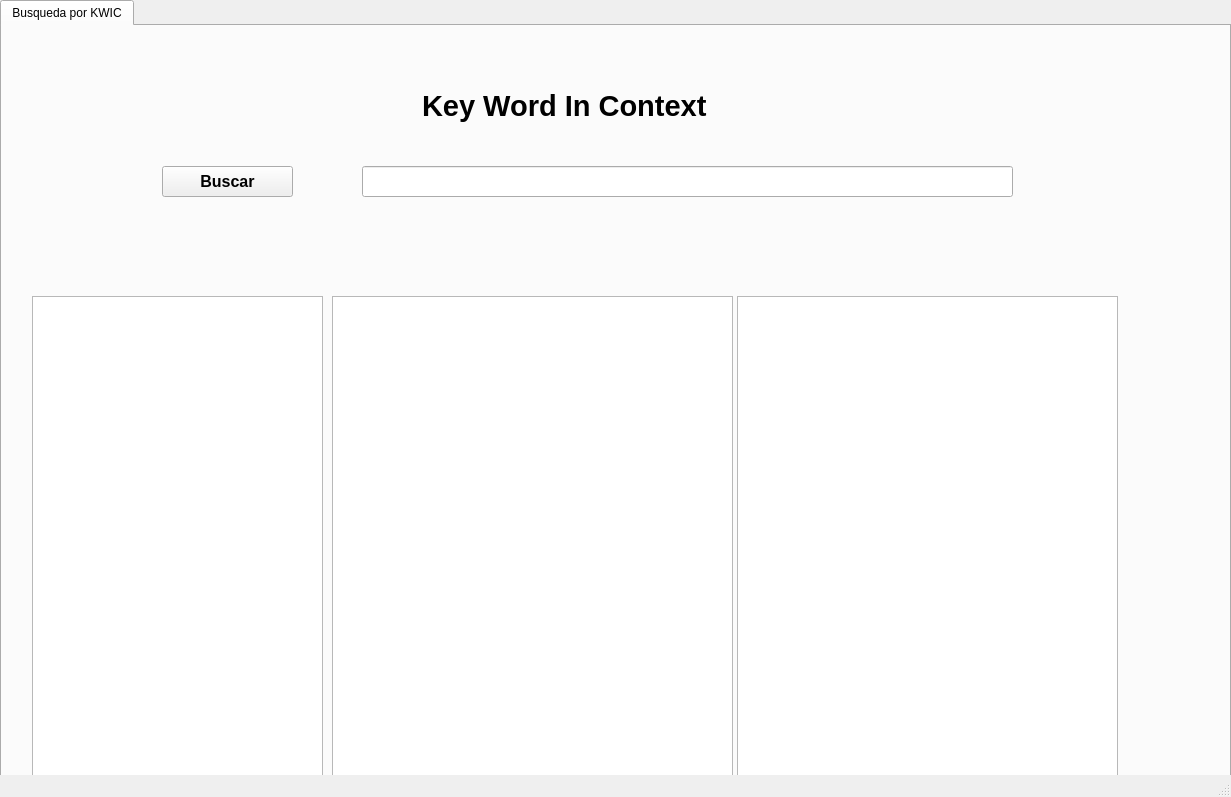
AlejoErwin/Proyecto-KWIC, file frontend.ui: the form before one commit.
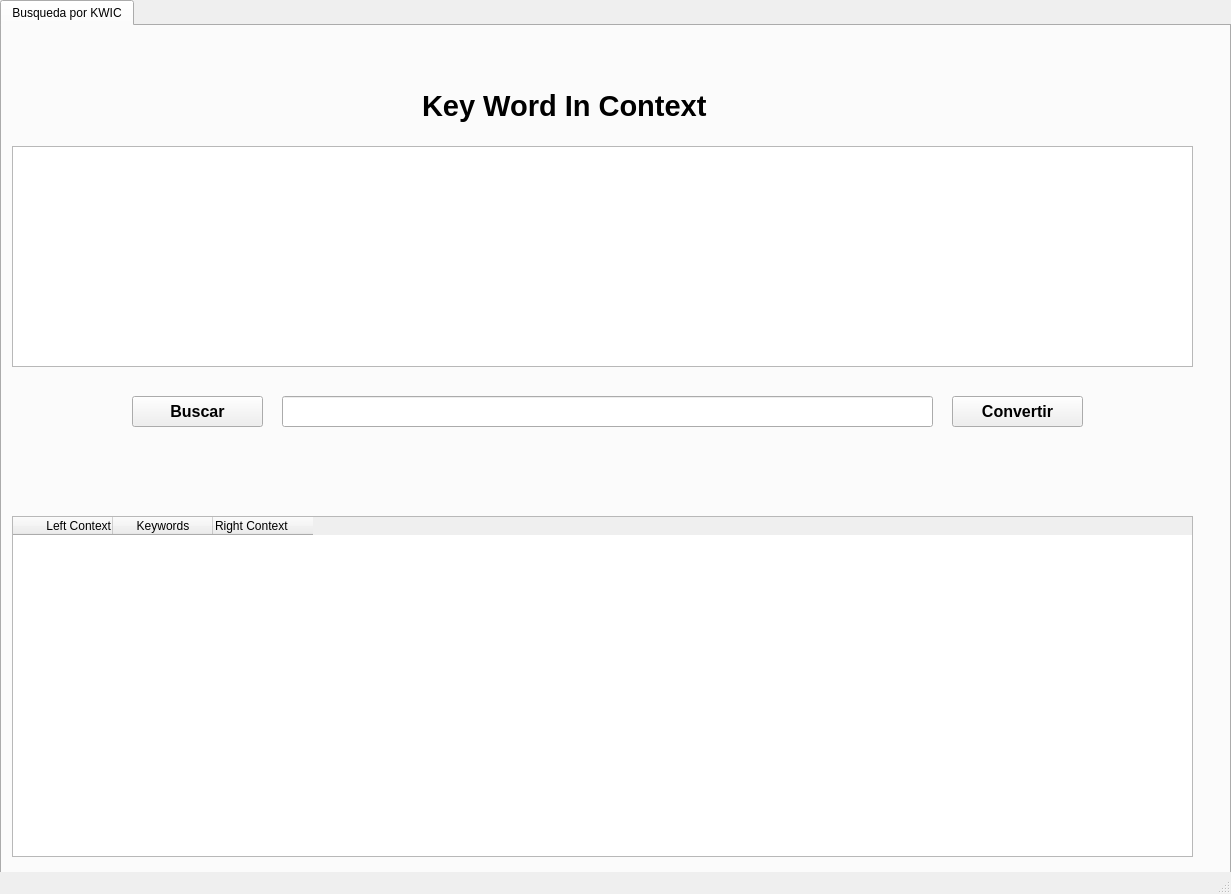
The form after the commit. Icons and pictures are not drawn.

Commit message: se logro insertar la busqueda y convertir de Kwic

Patch:
```diff
--- a/frontend.ui
+++ b/frontend.ui
@@ -7,7 +7,7 @@
     <x>0</x>
     <y>0</y>
     <width>1231</width>
-    <height>797</height>
+    <height>894</height>
    </rect>
   </property>
   <property name="windowTitle">
@@ -20,7 +20,7 @@
       <x>0</x>
       <y>0</y>
       <width>1231</width>
-      <height>801</height>
+      <height>891</height>
      </rect>
     </property>
     <property name="currentIndex">
@@ -30,11 +30,11 @@
      <attribute name="title">
       <string>Busqueda por KWIC</string>
      </attribute>
-     <widget class="QPushButton" name="boton_buscar">
+     <widget class="QPushButton" name="boton_convertir">
       <property name="geometry">
        <rect>
-        <x>160</x>
-        <y>140</y>
+        <x>950</x>
+        <y>370</y>
         <width>131</width>
         <height>31</height>
        </rect>
@@ -47,14 +47,14 @@
        </font>
       </property>
       <property name="text">
-       <string>Buscar</string>
+       <string>Convertir</string>
       </property>
      </widget>
      <widget class="QLineEdit" name="dato_buscador">
       <property name="geometry">
        <rect>
-        <x>360</x>
-        <y>140</y>
+        <x>280</x>
+        <y>370</y>
         <width>651</width>
         <height>31</height>
        </rect>
@@ -110,37 +110,68 @@
        <string/>
       </property>
      </widget>
-     <widget class="QListView" name="listView">
-      <property name="geometry">
-       <rect>
-        <x>330</x>
-        <y>270</y>
-        <width>401</width>
-        <height>481</height>
-       </rect>
-      </property>
-     </widget>
-     <widget class="QUndoView" name="undoView">
-      <property name="geometry">
-       <rect>
-        <x>30</x>
-        <y>270</y>
-        <width>291</width>
-        <height>481</height>
-       </rect>
-      </property>
-     </widget>
      <widget class="QListWidget" name="listWidget">
       <property name="geometry">
        <rect>
-        <x>735</x>
-        <y>270</y>
-        <width>381</width>
-        <height>481</height>
+        <x>10</x>
+        <y>120</y>
+        <width>1181</width>
+        <height>221</height>
        </rect>
       </property>
      </widget>
-     <zorder>boton_buscar</zorder>
+     <widget class="QTableWidget" name="tableWidget">
+      <property name="geometry">
+       <rect>
+        <x>10</x>
+        <y>490</y>
+        <width>1181</width>
+        <height>341</height>
+       </rect>
+      </property>
+      <column>
+       <property name="text">
+        <string>Left Context</string>
+       </property>
+       <property name="textAlignment">
+        <set>AlignTrailing|AlignVCenter</set>
+       </property>
+      </column>
+      <column>
+       <property name="text">
+        <string>Keywords</string>
+       </property>
+      </column>
+      <column>
+       <property name="text">
+        <string>Right Context</string>
+       </property>
+       <property name="textAlignment">
+        <set>AlignLeading|AlignVCenter</set>
+       </property>
+      </column>
+     </widget>
+     <widget class="QPushButton" name="boton_buscar">
+      <property name="geometry">
+       <rect>
+        <x>130</x>
+        <y>370</y>
+        <width>131</width>
+        <height>31</height>
+       </rect>
+      </property>
+      <property name="font">
+       <font>
+        <pointsize>12</pointsize>
+        <weight>75</weight>
+        <bold>true</bold>
+       </font>
+      </property>
+      <property name="text">
+       <string>Buscar</string>
+      </property>
+     </widget>
+     <zorder>boton_convertir</zorder>
      <zorder>dato_buscador</zorder>
      <zorder>label_4</zorder>
      <zorder>texto1</zorder>
```
Left out of the diff: 12 changed lines with no effect on the pictures. The commit also changes 7 other files.
